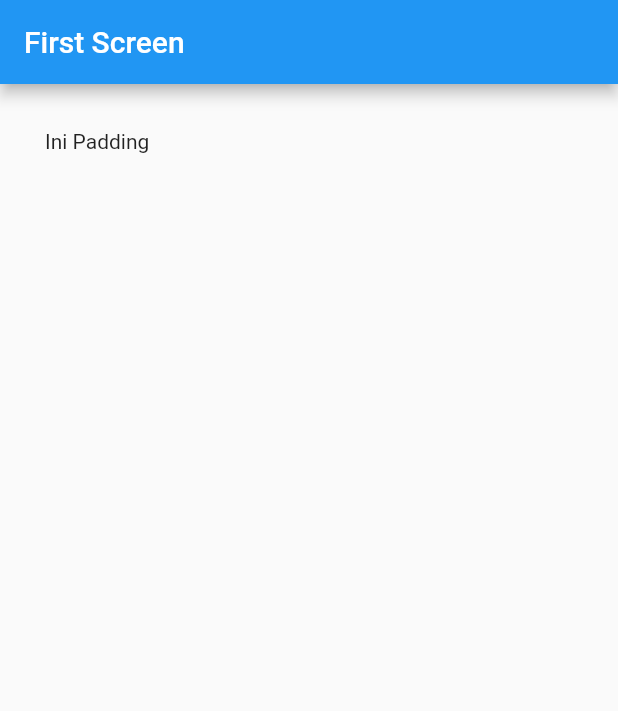
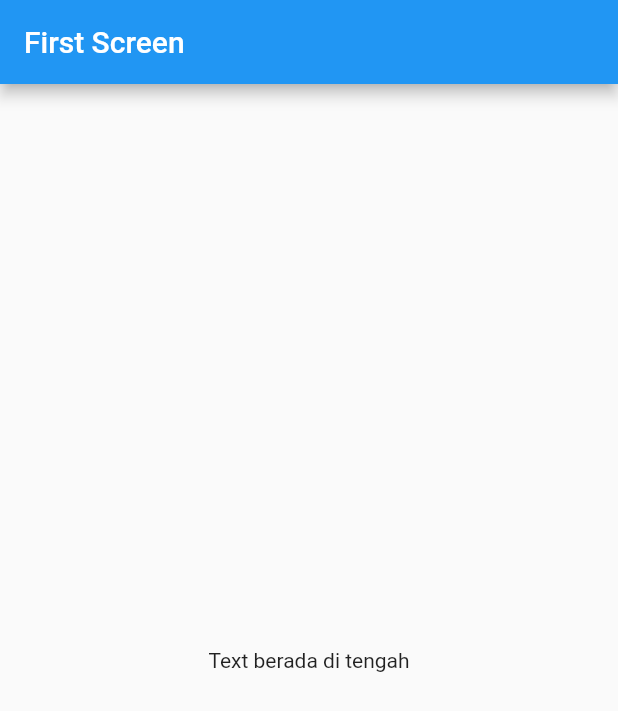
Before and after one commit to samani21/komponen-dasar-flutter, a Flutter app: the screen it shows after launch, on a phone screen of 412 x 824 dp. Shown: the top 711 px of the screen. Run offline on Flutter 3.47's test engine with Material 2 defaults, Android fonts, the phone set to English and light mode, and no system bars.

Commit message:
membuat widget center

```diff
--- a/lib/main.dart
+++ b/lib/main.dart
@@ -22,12 +22,14 @@ class FirstScreen extends StatelessWidget {
   @override
   Widget build(BuildContext context) {
     return Scaffold(
-      body: Scaffold(
-          appBar: AppBar(
-            title: Text('First Screen'),
-          ),
-          body:
-              Padding(padding: EdgeInsets.all(30), child: Text('Ini Padding'))),
+        body: Scaffold(
+      appBar: AppBar(
+        title: Text('First Screen'),
+      ),
+      body: Center(
+        child: Text('Text berada di tengah'),
+      ),
+    )
     );
   }
 }
```
